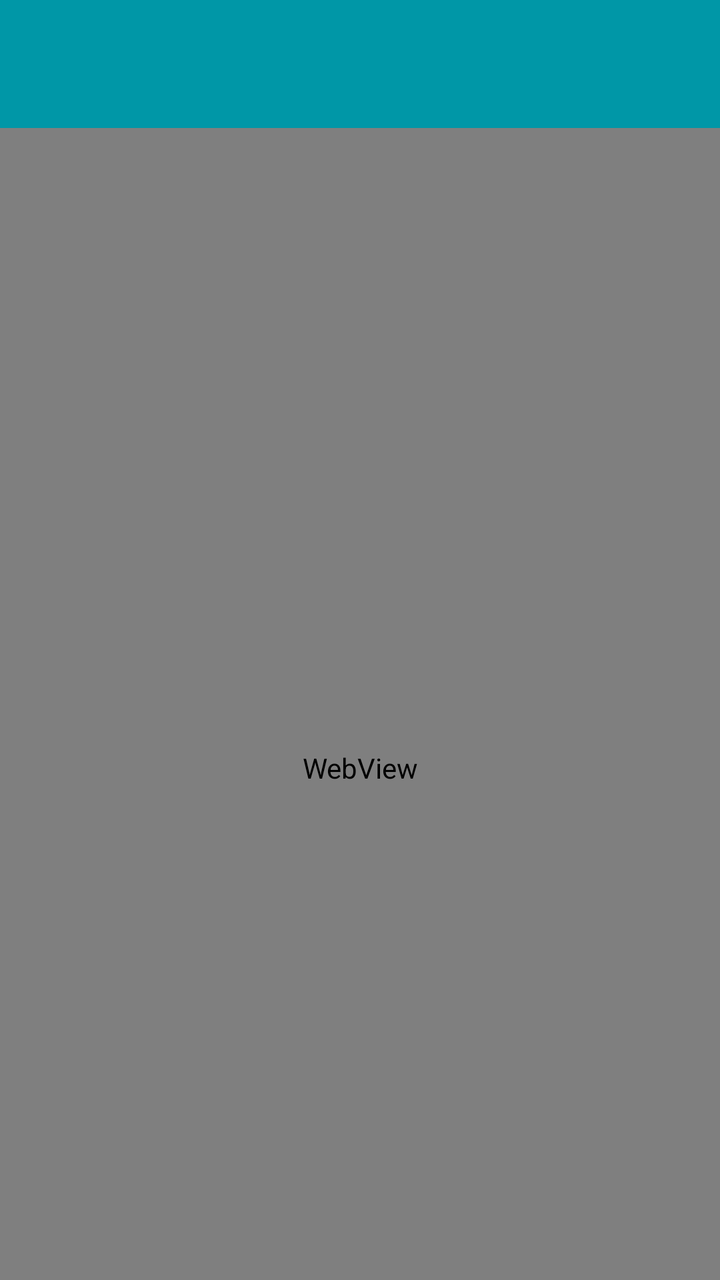
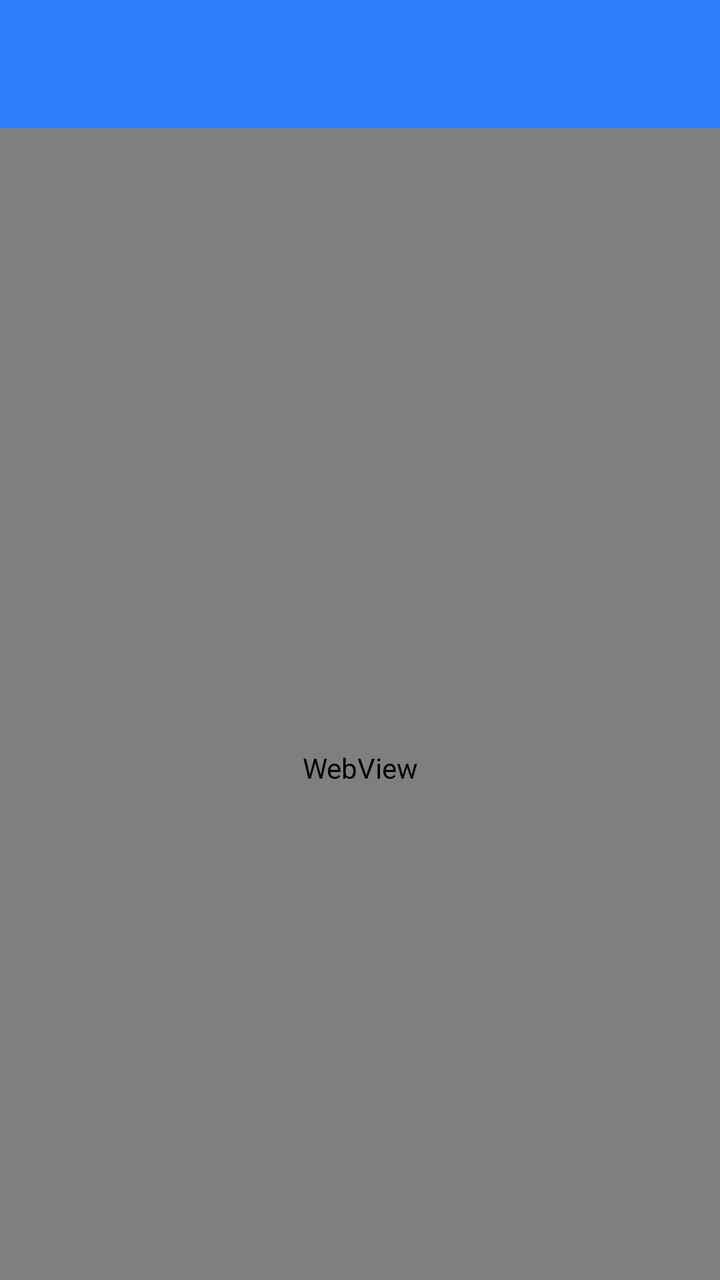

Compare the two renders of this Android layout. The source of the first and the diff that turns it into the second are given below.
<!-- AndroidManifest.xml: application theme Theme.Elenfransiska_3tib -->
<!-- res/layout/activity_web_view.xml -->
<?xml version="1.0" encoding="utf-8"?>
<androidx.coordinatorlayout.widget.CoordinatorLayout xmlns:android="http://schemas.android.com/apk/res/android"
    xmlns:app="http://schemas.android.com/apk/res-auto"
    xmlns:tools="http://schemas.android.com/tools"
    android:layout_width="match_parent"
    android:layout_height="match_parent"
    tools:context=".Home.Pertemuan5.WebViewActivity">

    <com.google.android.material.appbar.AppBarLayout
        android:id="@+id/appBar"
        android:layout_width="match_parent"
        android:layout_height="wrap_content">

        <androidx.appcompat.widget.Toolbar
            android:id="@+id/toolbar"
            android:layout_width="match_parent"
            android:layout_height="?attr/actionBarSize"
            android:background="#0097A7"
            app:subtitleTextColor="@android:color/white"
            app:titleTextColor="@android:color/white"
            app:layout_scrollFlags="scroll|enterAlways" />

    </com.google.android.material.appbar.AppBarLayout>

    <WebView
        android:id="@+id/webView"
        android:layout_width="match_parent"
        android:layout_height="match_parent"
        app:layout_behavior="@string/appbar_scrolling_view_behavior" />

</androidx.coordinatorlayout.widget.CoordinatorLayout>
<!-- resources referenced by this layout -->
<resources>
  <style name="Theme.Elenfransiska_3tib" parent="Base.Theme.Elenfransiska_3tib" />
  <style name="Base.Theme.Elenfransiska_3tib" parent="Theme.Material3.DayNight.NoActionBar">
          
          
      </style>
</resources>

<!-- the commit's change to res/layout/activity_web_view.xml (unified diff, before → after) -->
@@ -4,6 +4,7 @@
     xmlns:tools="http://schemas.android.com/tools"
     android:layout_width="match_parent"
     android:layout_height="match_parent"
+    android:background="#F4FAFC"
     tools:context=".Home.Pertemuan5.WebViewActivity">
 
     <com.google.android.material.appbar.AppBarLayout
@@ -15,17 +16,115 @@
             android:id="@+id/toolbar"
             android:layout_width="match_parent"
             android:layout_height="?attr/actionBarSize"
-            android:background="#0097A7"
-            app:subtitleTextColor="@android:color/white"
+            android:background="#2D7FF9"
+            app:subtitleTextColor="#E0F2FE"
             app:titleTextColor="@android:color/white"
             app:layout_scrollFlags="scroll|enterAlways" />
 
+        
+        <ProgressBar
+            android:id="@+id/progressBarWeb"
+            style="@style/Widget.AppCompat.ProgressBar.Horizontal"
+            android:layout_width="match_parent"
+            android:layout_height="4dp"
+            android:indeterminate="false"
+            android:max="100"
+            android:progressDrawable="@drawable/bg_rounded_container"
+            android:progressTint="#2ABF88"
+            android:visibility="gone" />
+
     </com.google.android.material.appbar.AppBarLayout>
 
-    <WebView
-        android:id="@+id/webView"
+    <FrameLayout
         android:layout_width="match_parent"
         android:layout_height="match_parent"
-        app:layout_behavior="@string/appbar_scrolling_view_behavior" />
+        app:layout_behavior="@string/appbar_scrolling_view_behavior">
+
+        
+        <WebView
+            android:id="@+id/webView"
+            android:layout_width="match_parent"
+            android:layout_height="match_parent" />
+
+        
+        <LinearLayout
+            android:id="@+id/layoutErrorFallback"
+            android:layout_width="match_parent"
+            android:layout_height="match_parent"
+            android:gravity="center"
+            android:orientation="vertical"
+            android:padding="28dp"
+            android:visibility="gone">
+
+            <com.google.android.material.card.MaterialCardView
+                android:layout_width="match_parent"
+                android:layout_height="wrap_content"
+                app:cardBackgroundColor="#FFFFFF"
+                app:cardCornerRadius="20dp"
+                app:cardElevation="4dp"
+                app:strokeColor="#2D7FF9"
+                app:strokeWidth="1dp">
+
+                <LinearLayout
+                    android:layout_width="match_parent"
+                    android:layout_height="wrap_content"
+                    android:gravity="center_horizontal"
+                    android:orientation="vertical"
+                    android:padding="24dp">
+
+                    <ImageView
+                        android:layout_width="60dp"
+                        android:layout_height="60dp"
+                        android:src="@drawable/ic_info"
+                        app:tint="#2D7FF9" />
+
+                    <TextView
+                        android:layout_width="wrap_content"
+                        android:layout_height="wrap_content"
+                        android:layout_marginTop="16dp"
+                        android:gravity="center"
+                        android:text="Destinasi Wisata Riau (TripAdvisor)"
+                        android:textColor="#183B56"
+                        android:textSize="18sp"
+                        android:textStyle="bold" />
+
+                    <TextView
+                        android:layout_width="wrap_content"
+                        android:layout_height="wrap_content"
+                        android:layout_marginTop="10dp"
+                        android:gravity="center"
+                        android:lineSpacingExtra="3dp"
+                        android:text="Situs TripAdvisor menerapkan proteksi bot ketat (DataDome). Untuk pengalaman terbaik tanpa hambatan, Anda dapat membukanya langsung di Browser / Chrome."
+                        android:textColor="#546E7A"
+                        android:textSize="13sp" />
+
+                    <com.google.android.material.button.MaterialButton
+                        android:id="@+id/btnOpenExternal"
+                        android:layout_width="match_parent"
+                        android:layout_height="50dp"
+                        android:layout_marginTop="20dp"
+                        android:backgroundTint="#2D7FF9"
+                        android:text="Buka di Browser (Chrome)"
+                        android:textSize="14sp"
+                        android:textStyle="bold"
+                        app:cornerRadius="12dp" />
+
+                    <com.google.android.material.button.MaterialButton
+                        android:id="@+id/btnRetry"
+                        style="@style/Widget.MaterialComponents.Button.OutlinedButton"
+                        android:layout_width="match_parent"
+                        android:layout_height="46dp"
+                        android:layout_marginTop="8dp"
+                        android:strokeColor="#2D7FF9"
+                        android:text="Coba Muat Ulang"
+                        android:textColor="#2D7FF9"
+                        android:textSize="13sp"
+                        app:cornerRadius="12dp" />
+
+                </LinearLayout>
+            </com.google.android.material.card.MaterialCardView>
+        </LinearLayout>
+
+    </FrameLayout>
 
 </androidx.coordinatorlayout.widget.CoordinatorLayout>
<!-- resource entries referenced after the edit -->
@@ -1,9 +1,39 @@
 <!-- resources referenced by this layout -->
 <resources>
+  <!-- drawable bg_rounded_container (drawable) -->
+  <?xml version="1.0" encoding="utf-8"?>
+  <shape xmlns:android="http://schemas.android.com/apk/res/android"
+      android:shape="rectangle">
+      
+      <solid android:color="#FFFFFF" />
+      
+      <stroke
+          android:width="1dp"
+          android:color="#BDBDBD" />
+      
+      <corners android:radius="8dp" />
+      
+      <padding
+          android:left="12dp"
+          android:top="12dp"
+          android:right="12dp"
+          android:bottom="12dp" />
+  </shape>
+  <!-- drawable ic_info (drawable) -->
+  <vector xmlns:android="http://schemas.android.com/apk/res/android"
+      android:width="24dp"
+      android:height="24dp"
+      android:viewportWidth="24"
+      android:viewportHeight="24">
+    <path
+        android:fillColor="#FFFFFF"
+        android:pathData="M12,2C6.48,2 2,6.48 2,12s4.48,10 10,10 10,-4.48 10,-10S17.52,2 12,2zm1,15h-2v-6h2v6zm0,-8h-2V7h2v2z"/>
+  </vector>
   <style name="Theme.Elenfransiska_3tib" parent="Base.Theme.Elenfransiska_3tib" />
   <style name="Base.Theme.Elenfransiska_3tib" parent="Theme.Material3.DayNight.NoActionBar">
-          
-          
+          <item name="colorPrimary">#2D7FF9</item>
+          <item name="colorPrimaryVariant">#1565C0</item>
+          <item name="colorSecondary">#2ABF88</item>
       </style>
 </resources>
 
